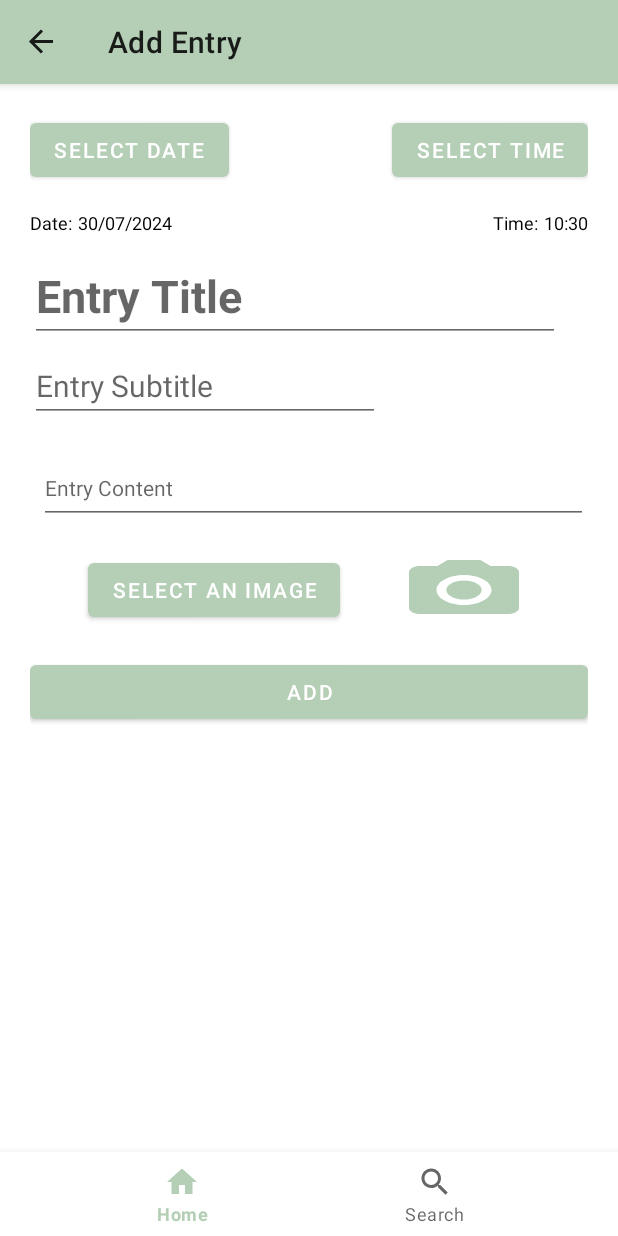
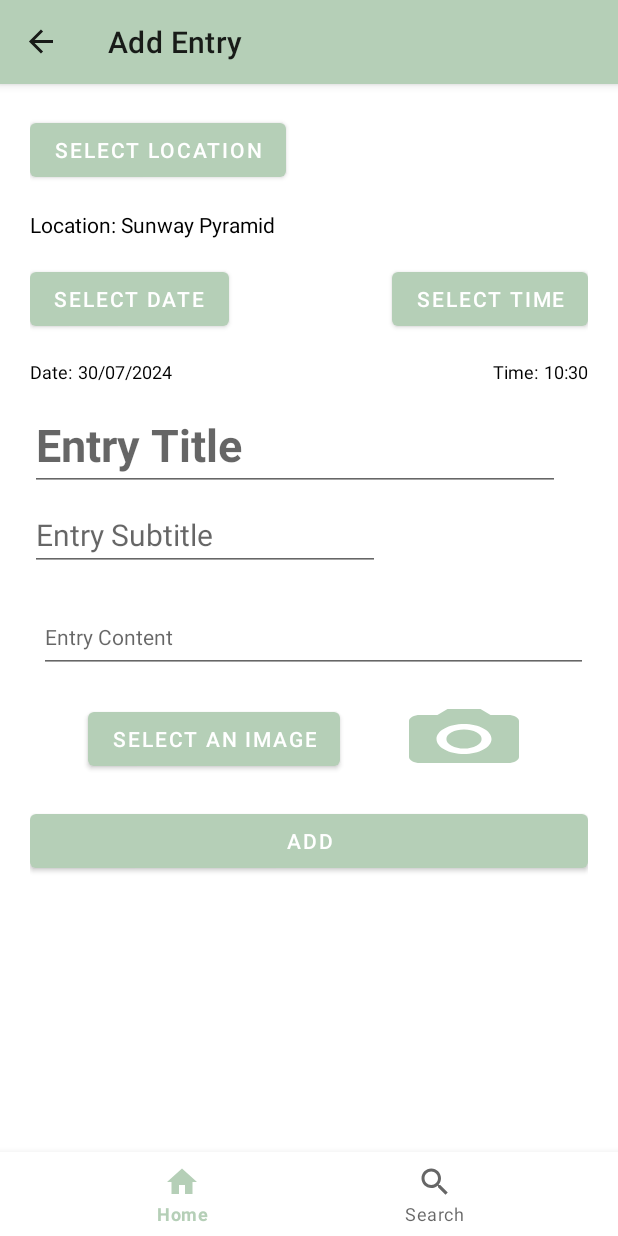
Before and after one commit to ChonMatthew/Jurnal, an Android app: the AddFragment screen opened through its navigation route, on a phone screen of 412 x 824 dp. Run offline under Robolectric (Android 15) with nearby library versions, the phone set to English and light mode, and no system bars; our stand-ins replace Room's generated code, navigation-ui.

Commit message:
Attempting map shit

```diff
--- a/app/src/main/java/com/example/jurnalapp/model/Entry.kt
+++ b/app/src/main/java/com/example/jurnalapp/model/Entry.kt
@@ -15,5 +15,7 @@ data class Entry(
     val content: String,
     val date: Long,
     val time: Long,
-    val imagePath: String?
+    val imagePath: String?,
+    val latitude: Double?,
+    val longitude: Double?
 ): Parcelable
--- a/app/src/main/res/layout/fragment_add.xml
+++ b/app/src/main/res/layout/fragment_add.xml
@@ -113,8 +113,9 @@
             android:id="@+id/pickDateButton"
             android:layout_width="wrap_content"
             android:layout_height="wrap_content"
+            android:layout_marginTop="16dp"
             android:text="Select Date"
-            app:layout_constraintTop_toBottomOf="@id/selectedImageView"
+            app:layout_constraintTop_toBottomOf="@id/location_text"
             app:layout_constraintBottom_toTopOf="@id/date_txt"
             app:layout_constraintStart_toStartOf="parent" />
 
@@ -122,8 +123,9 @@
             android:id="@+id/pickTimeButton"
             android:layout_width="wrap_content"
             android:layout_height="wrap_content"
+            android:layout_marginTop="16dp"
             android:text="Select Time"
-            app:layout_constraintTop_toBottomOf="@id/selectedImageView"
+            app:layout_constraintTop_toBottomOf="@id/selected_location_text"
             app:layout_constraintBottom_toTopOf="@id/time_txt"
             app:layout_constraintEnd_toEndOf="parent" />
 
@@ -160,5 +162,35 @@
             app:layout_constraintEnd_toEndOf="parent"
             app:layout_constraintTop_toBottomOf="@+id/editContent" />
 
+        <Button
+            android:id="@+id/select_location_button"
+            android:layout_width="wrap_content"
+            android:layout_height="wrap_content"
+            android:text="Select Location"
+            app:layout_constraintTop_toBottomOf="@id/selectedImageView"
+            app:layout_constraintBottom_toTopOf="@id/selected_location_text"
+            app:layout_constraintStart_toStartOf="parent"/>
+
+        <TextView
+            android:id="@+id/location_text"
+            android:layout_width="wrap_content"
+            android:layout_height="wrap_content"
+            android:layout_marginTop="16dp"
+            android:text="Location: "
+            app:layout_constraintTop_toBottomOf="@id/select_location_button"
+            app:layout_constraintBottom_toTopOf="@id/pickDateButton"
+            app:layout_constraintStart_toStartOf="parent"
+            app:layout_constraintEnd_toStartOf="@id/selected_location_text"/>
+
+
+        <TextView
+            android:id="@+id/selected_location_text"
+            android:layout_width="wrap_content"
+            android:layout_height="wrap_content"
+            android:layout_marginTop="16dp"
+            android:text="Sunway Pyramid"
+            app:layout_constraintTop_toBottomOf="@id/select_location_button"
+            app:layout_constraintStart_toEndOf="@id/location_text"/>
+
     </androidx.constraintlayout.widget.ConstraintLayout>
 </ScrollView>
```
Also changed, not shown: app/src/main/java/com/example/jurnalapp/viewmodel/EntryViewModel.kt (+24 -0 lines).
